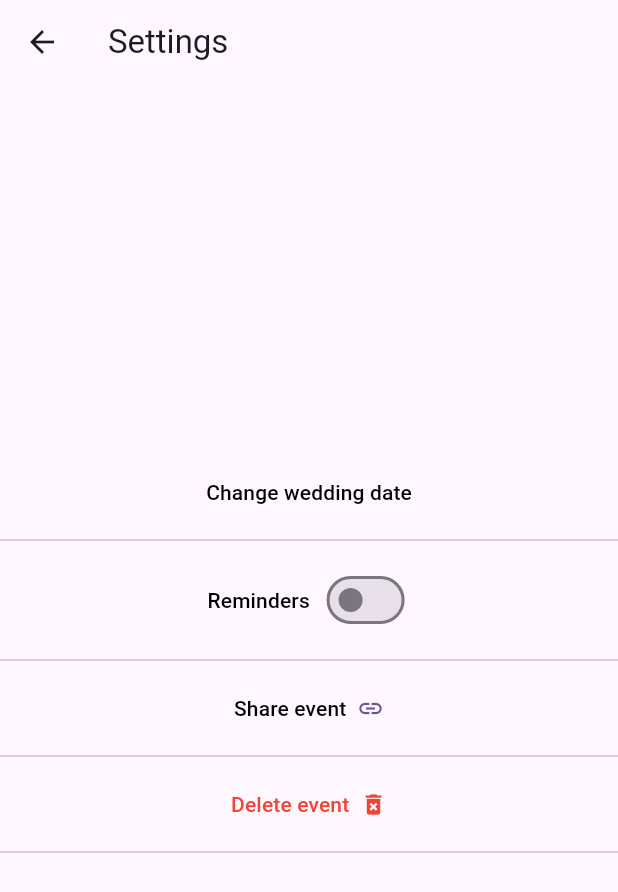
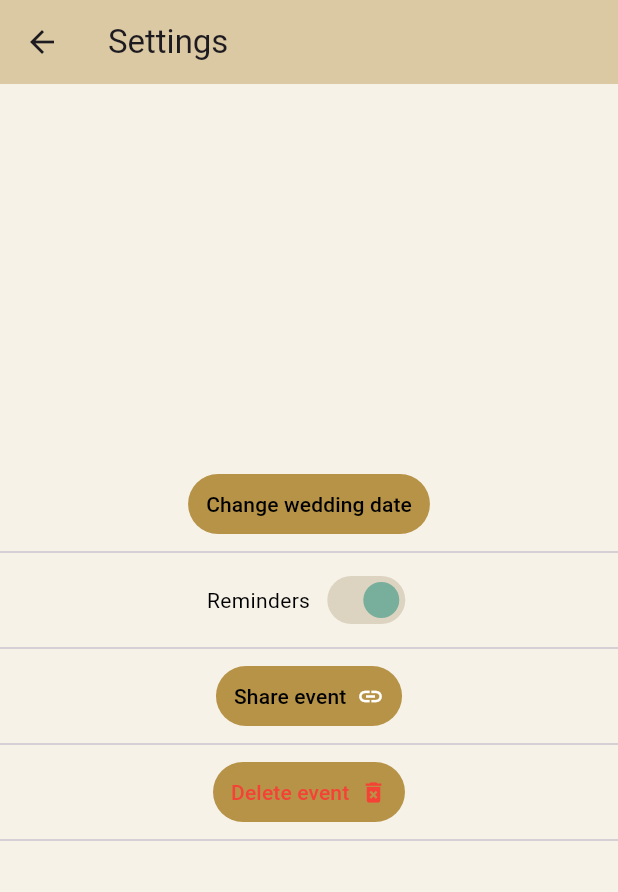
Before and after one commit to imen-bouabdallah/wedding_planner, a Flutter app: the screen it shows after launch, item 2 of the bottom bar chosen, after a tap on the "settings" icon, on a phone screen of 412 x 824 dp. Shown: the top 892 px of the screen. Run offline on Flutter 3.47's test engine with Material 3 defaults, Android fonts, the light colour scheme and no system bars; our stand-ins replace flutter_riverpod, fluttertoast.

Commit message:
Changed app theme

```diff
--- /dev/null
+++ b/lib/classes/Theme.dart
@@ -0,0 +1,146 @@
+import 'package:flutter/material.dart';
+import 'package:flutter_riverpod/flutter_riverpod.dart';
+
+Color gold = const Color(0xFFB79347); //buttobs
+Color goldAccent = const Color(0xFFDDD3C1);//overlay
+Color platinum = const Color(0xFFDEDDDE);
+Color dun = const Color(0xFFDBC9A3); //appbar
+Color floral = const Color(0xFFF6F2E8); //background
+Color dimGrey = const Color(0xFF6F6F6F);
+Color green_ = const Color(0xFF77AF9C);
+
+final appThemeProvider = StateProvider<bool>((ref) => false);
+
+ThemeData getAppTheme(BuildContext context, bool isDarkTheme) {
+  return ThemeData(
+      useMaterial3: true,
+      primaryColor: gold,
+      hintColor: dimGrey,
+
+      ///Scaffold
+      scaffoldBackgroundColor: floral,
+
+      ///AppBar
+      appBarTheme: AppBarTheme(
+        color: dun,
+        actionsIconTheme: const IconThemeData(
+          color: Colors.black
+        )
+      ),
+
+      ///BottomNavigation
+      navigationBarTheme: NavigationBarThemeData(
+        backgroundColor: dun,
+        indicatorColor: gold,
+
+      ),
+
+
+      ///Buttons
+      elevatedButtonTheme: ElevatedButtonThemeData(
+        style: ButtonStyle(
+          backgroundColor: MaterialStateProperty.all(gold), //button color
+          foregroundColor: MaterialStateProperty.all(Colors.white) //text + icon color
+        ),
+
+      ),
+      floatingActionButtonTheme: FloatingActionButtonThemeData(
+        backgroundColor: gold,
+        foregroundColor: Colors.white
+        ),
+
+    iconButtonTheme: const IconButtonThemeData(
+      style: ButtonStyle(
+          //backgroundColor: MaterialStateProperty.all(gold), //button color
+          //foregroundColor: MaterialStateProperty.all(Colors.white) //text + icon color
+      ),
+    ),
+    textButtonTheme: TextButtonThemeData(
+      style: ButtonStyle(
+          backgroundColor: MaterialStateProperty.all(gold), //button color
+          foregroundColor: MaterialStateProperty.all(Colors.white) //text + icon color
+      ),
+    ),
+    outlinedButtonTheme: OutlinedButtonThemeData(
+      style: ButtonStyle(
+          side: MaterialStateProperty.all(BorderSide(color: gold)), //the color of the borders
+          overlayColor: MaterialStateProperty.all(goldAccent), //the color when it's clicked
+          //backgroundColor: MaterialStateProperty.all(gold), //button color
+          foregroundColor: MaterialStateProperty.all(Colors.black) //text + icon color
+      ),
+    ),
+    filledButtonTheme: FilledButtonThemeData(
+      style: ButtonStyle(
+          backgroundColor: MaterialStateProperty.all(gold), //button color
+          foregroundColor: MaterialStateProperty.all(Colors.white) //text + icon color
+      ),
+    ),
+
+    checkboxTheme: CheckboxThemeData(
+      overlayColor: MaterialStateProperty.all(goldAccent),
+      checkColor: MaterialStateProperty.all(gold),
+      side: BorderSide(color: dimGrey),
+      fillColor: MaterialStateProperty.all(platinum)
+    ),
+
+    switchTheme: SwitchThemeData(
+      overlayColor: MaterialStateProperty.all(goldAccent),
+      trackColor: MaterialStateProperty.all(goldAccent),
+    ),
+
+
+
+    ///List
+    listTileTheme: const ListTileThemeData(
+      style: ListTileStyle.list
+    ),
+
+
+    ///Dailog
+    dialogTheme: DialogTheme(
+      backgroundColor: floral,
+
+    ),
+    datePickerTheme: DatePickerThemeData(
+      backgroundColor: dun,
+    ),
+    timePickerTheme: TimePickerThemeData(
+      backgroundColor: dun,
+      dayPeriodColor: dun,
+      dialBackgroundColor: floral,
+      hourMinuteColor: floral,
+        dialHandColor: gold
+    ),
+
+    ///text
+    textTheme: const TextTheme(
+
+      labelSmall: TextStyle(color: Colors.black),
+      labelMedium:  TextStyle(color: Colors.black),
+      labelLarge:  TextStyle(color: Colors.black)
+    ),
+    textSelectionTheme: TextSelectionThemeData(
+      cursorColor: gold,
+    ),
+
+
+    ///decoration
+    inputDecorationTheme: InputDecorationTheme(
+      //the label on top of textformfield
+      floatingLabelStyle:  TextStyle(color: gold),
+      //change the color of the underline in textfield
+      focusedBorder: UnderlineInputBorder(
+        borderSide: BorderSide(
+            color: gold
+        ),
+      ),
+      //enabledBorder: InputBorder.none
+    ),
+
+    dropdownMenuTheme: DropdownMenuThemeData(
+      menuStyle: MenuStyle(
+        backgroundColor: MaterialStateProperty.all(floral)
+      )
+    )
+  );
+}
--- a/lib/main.dart
+++ b/lib/main.dart
@@ -1,25 +1,30 @@
 import 'package:flutter/material.dart';
+import 'package:flutter_riverpod/flutter_riverpod.dart';
+import 'package:wedding_planner/classes/Theme.dart';
 import 'package:wedding_planner/screens/Settings.dart';
 import 'package:wedding_planner/screens/guestList.dart';
 import 'package:wedding_planner/screens/reminderList.dart';
 import 'package:wedding_planner/screens/todoList.dart';
 
 void main() {
-  runApp(const MyApp());
+  runApp(const ProviderScope(child:  MyApp()));
 }
 
-class MyApp extends StatelessWidget {
+class MyApp extends ConsumerWidget {
   const MyApp({super.key});
+
 
   // This widget is the root of your application.
   @override
-  Widget build(BuildContext context) {
+  Widget build(BuildContext context, WidgetRef ref) {
+    //final appThemeProvider = StateProvider<bool>((ref) => false);
     return MaterialApp(
       title: 'Wedding planner',
-      theme: ThemeData(
+      theme: getAppTheme(context, ref.watch(appThemeProvider)),
+      /* ThemeData(
         colorScheme: ColorScheme.fromSeed(seedColor: Colors.deepPurple),
         useMaterial3: true,
-      ),
+      ),*/
       home: const MyHomePage(),
       debugShowCheckedModeBanner: false,
     );
@@ -58,8 +63,7 @@ class _MyHomePageState extends State<MyHomePage> {
     return Scaffold(
       appBar: AppBar(
 
-        backgroundColor: Theme.of(context).colorScheme.inversePrimary,
-        //title: Text(widget.title),
+        title: const Text("Wedding Planer"),
         actions: [
           IconButton(onPressed: (){
             Navigator.push(
@@ -159,7 +163,7 @@ class _MyHomePageState extends State<MyHomePage> {
                            background: Paint()..color=Colors.black,
                            color: Colors.white
                     ) ,
-                      strutStyle: StrutStyle(height: 2,forceStrutHeight: true),)
+                      strutStyle: const StrutStyle(height: 2,forceStrutHeight: true),)
                 ),
 
               ],
--- a/lib/screens/Settings.dart
+++ b/lib/screens/Settings.dart
@@ -1,7 +1,15 @@
 import 'package:flutter/material.dart';
+import 'package:wedding_planner/classes/Theme.dart';
 
-class Settings extends StatelessWidget {
+class Settings extends StatefulWidget {
   const Settings({super.key});
+
+  @override
+  State<Settings> createState() => _SettingsState();
+}
+
+class _SettingsState extends State<Settings> {
+  bool _reminder = true;
 
   @override
   Widget build(BuildContext context) {
@@ -22,20 +30,23 @@ class Settings extends StatelessWidget {
 
           const Divider(),
 
-          TextButton(
-              onPressed: (){},
-              child:  Row(
+          Row(
             mainAxisAlignment: MainAxisAlignment.center,
-                mainAxisSize: MainAxisSize.min,
+            crossAxisAlignment: CrossAxisAlignment.center,
             children: [
               const Text("Reminders  ",
                 style: TextStyle(
                     color: Colors.black
                 ),),
-                  Switch(value: false, onChanged: (value){})
+              Switch(
+                  value: _reminder,
+                  activeColor: green_,
+                  onChanged: (bool value){
+                    _reminder = value;
+                  })
             ],
-              )
           ),
+
 
           const Divider(),
 
--- a/lib/screens/addReminder.dart
+++ b/lib/screens/addReminder.dart
@@ -1,5 +1,6 @@
 import 'dart:core';
 import 'package:flutter/material.dart';
+import 'package:wedding_planner/classes/Theme.dart';
 
 
 class AddReminder extends StatefulWidget {
@@ -66,7 +67,6 @@ class _AddReminderState extends State<AddReminder> {
               TextButton(
                 onPressed: () {
                   Navigator.of(context).pop();
-                  // _addTodoItem(_textFieldController.text);
                 },
                 child: const Text('Discard'),
               ),
@@ -183,7 +183,7 @@ class _AddReminderState extends State<AddReminder> {
                   child: Switch(
                     // This bool value toggles the switch.
                     value: _activeDate,
-                    activeColor: Colors.green,
+                    activeColor: green_,
                     onChanged: (bool value) {
                       // This is called when the user toggles the switch.
                       setState(() {
```
Also changed, not shown: lib/screens/guestList.dart (+30 -44 lines), pubspec.yaml (+8 -2 lines), lib/screens/login.dart (added), pubspec.lock. Lines whose indentation alone changed are shown as unchanged.
